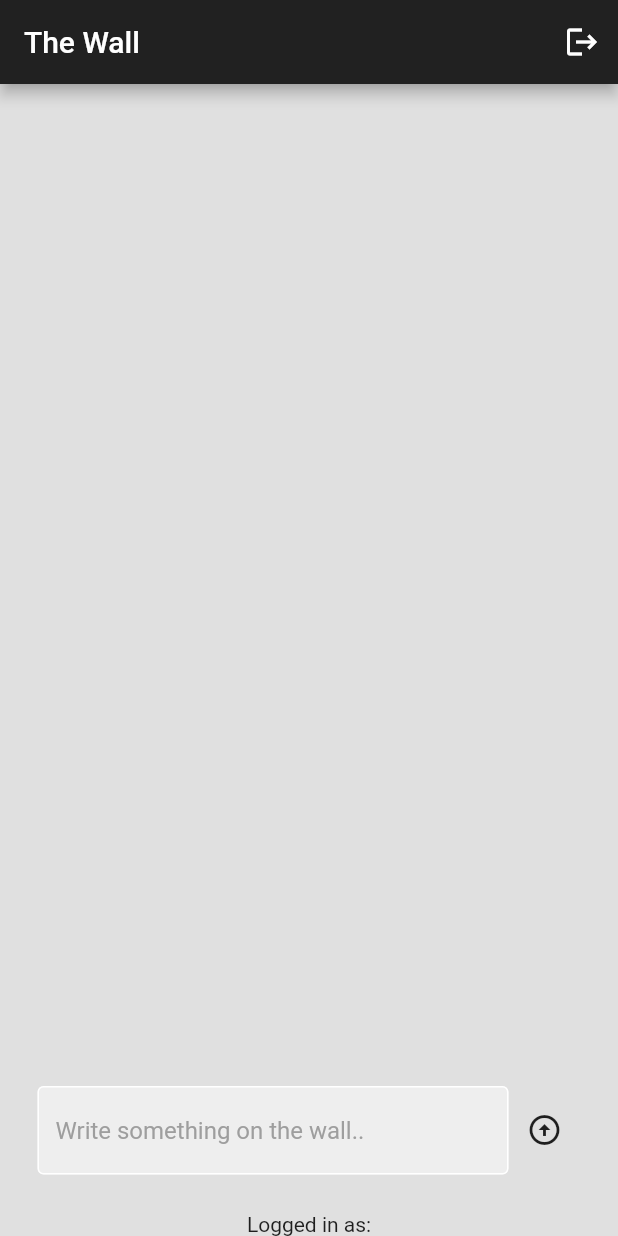
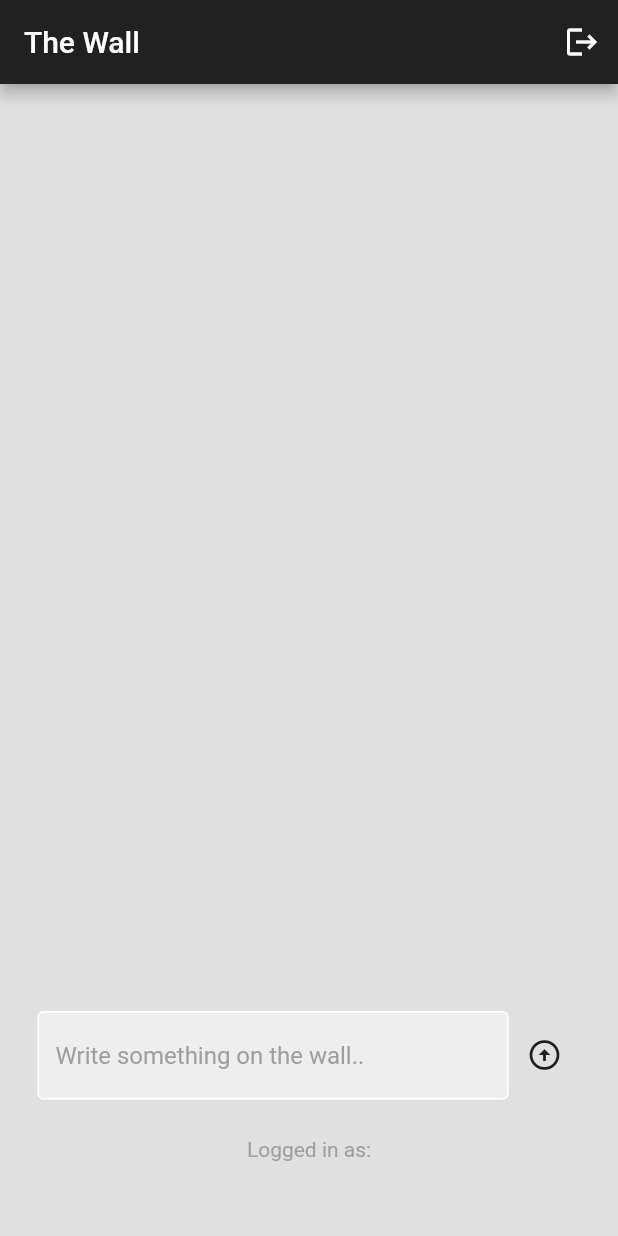
Before and after one commit to NanoCode10/projects_flutter, a Flutter app: the screen it shows once a user with an empty profile is signed in, after a tap on the "arrow circle up" icon, on a phone screen of 412 x 824 dp. Run offline on Flutter 3.47's test engine with Material 2 defaults, Android fonts, the phone set to English and light mode, and no system bars; our stand-ins replace cloud_firestore, firebase_auth, firebase_core; accounts and stored records are empty.

Commit message:
commit 180523 bis

```diff
--- a/nanoapp_the_wall/lib/components/wall_post.dart
+++ b/nanoapp_the_wall/lib/components/wall_post.dart
@@ -17,8 +17,8 @@ class WallPost extends StatelessWidget {
         color: Colors.white,
         borderRadius: BorderRadius.circular(8),
       ),
-      margin: EdgeInsets.only(top: 25, left: 25, right: 25),
-      padding: EdgeInsets.all(25),
+      margin: const EdgeInsets.only(top: 25, left: 25, right: 25),
+      padding: const EdgeInsets.all(25),
       child: Row(
         children: [
           //profile pic
@@ -27,7 +27,7 @@ class WallPost extends StatelessWidget {
               shape: BoxShape.circle,
               color: Colors.grey[400],
             ),
-            padding: EdgeInsets.all(10),
+            padding: const EdgeInsets.all(10),
             child: const Icon(
               Icons.person,
               color: Colors.white,
--- a/nanoapp_the_wall/lib/pages/home_page.dart
+++ b/nanoapp_the_wall/lib/pages/home_page.dart
@@ -34,6 +34,11 @@ class _HomePageState extends State<HomePage> {
         'TimeStamp': Timestamp.now(),
       });
     }
+
+    //clear the textfield
+    setState(() {
+      textController.clear();
+    });
   }
 
   @override
@@ -111,7 +116,13 @@ class _HomePageState extends State<HomePage> {
             ),
 
             //logged in as
-            Text("Logged in as:${currentUser.email!}"),
+            Text(
+              "Logged in as:${currentUser.email!}",
+              style: const TextStyle(color: Colors.grey),
+            ),
+            const SizedBox(
+              height: 50,
+            )
           ],
         ),
       ),
```
